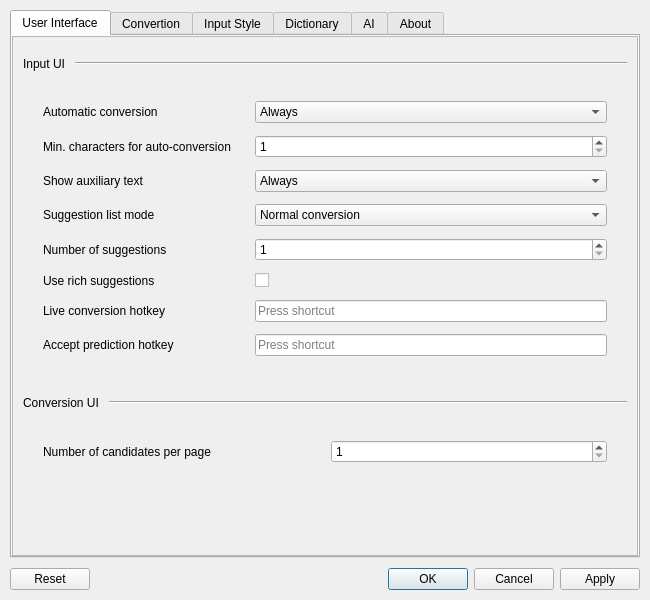
presire/hazkey-community, file hazkey-settings/mainwindow.ui: the form before one commit.
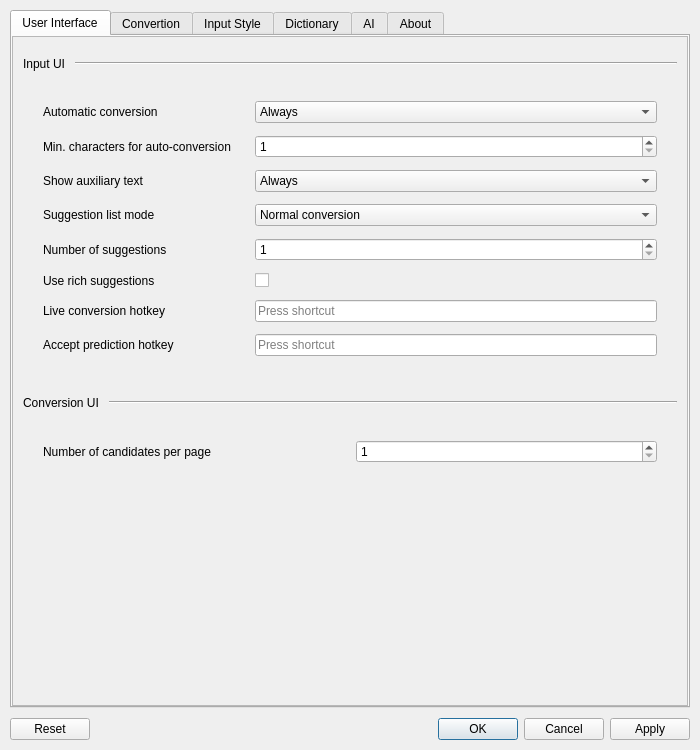
The form after the commit. Icons and pictures are not drawn.

Patch:
```diff
--- a/hazkey-settings/mainwindow.ui
+++ b/hazkey-settings/mainwindow.ui
@@ -6,8 +6,8 @@
    <rect>
     <x>0</x>
     <y>0</y>
-    <width>650</width>
-    <height>600</height>
+    <width>700</width>
+    <height>750</height>
    </rect>
   </property>
   <property name="sizePolicy">
```
